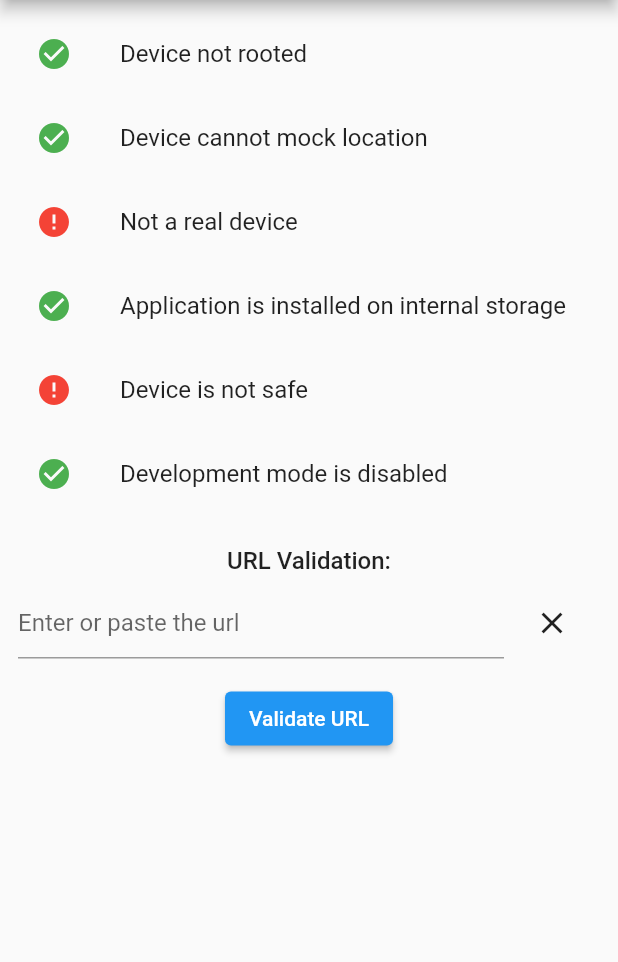
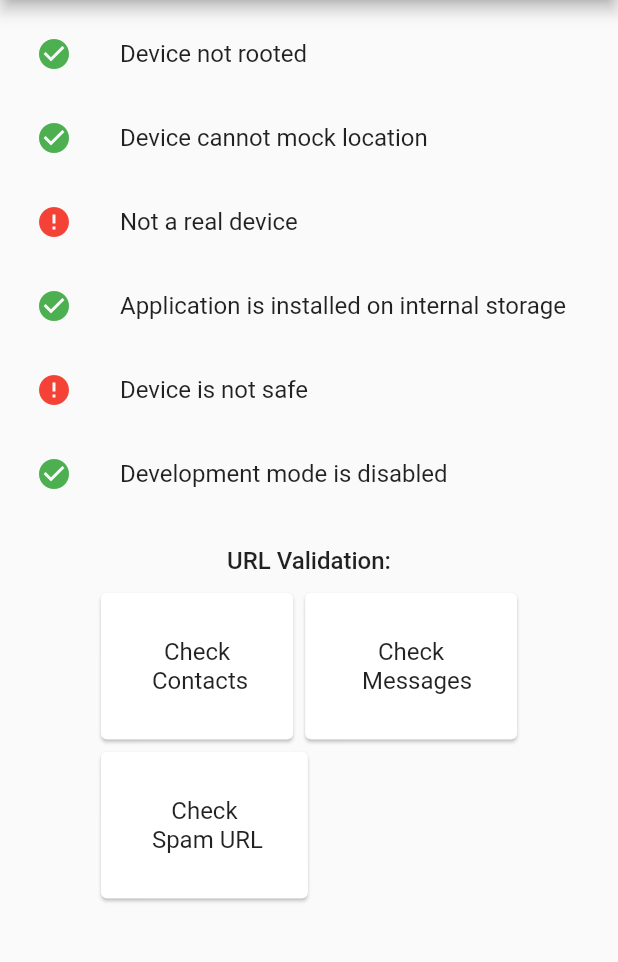
Before and after one commit to Pranay7399/defender, a Flutter app: the HomeScreen screen opened directly, on a phone screen of 412 x 824 dp, the part 84-1046 px from its top. Run offline on Flutter 3.47's test engine with Material 2 defaults, Android fonts, the phone set to English and light mode, and no system bars; our stand-ins replace contacts_service, country_picker, firebase_auth, firebase_core, flash, get and 2 more; missing offline and left inert: safe_device; accounts and stored records are empty.

Commit message:
Added check for invalid contacts

```diff
--- a/lib/home_screen.dart
+++ b/lib/home_screen.dart
@@ -1,10 +1,12 @@
+import 'package:defender/messages_screen.dart';
 import 'package:defender/sailor.dart';
+import 'package:defender/contacts_screen.dart';
 import 'package:defender/splash_screen.dart';
+import 'package:defender/url_validation_screen.dart';
 import 'package:firebase_auth/firebase_auth.dart';
 import 'package:flutter/material.dart';
 import 'package:location/location.dart';
 import 'package:safe_device/safe_device.dart';
-import 'package:url_launcher/url_launcher_string.dart';
 
 class HomeScreen extends StatefulWidget {
   const HomeScreen({super.key});
@@ -14,8 +16,6 @@ class HomeScreen extends StatefulWidget {
 }
 
 class _HomeScreenState extends State<HomeScreen> {
-  final TextEditingController _urlController = TextEditingController();
-  final GlobalKey<ScaffoldState> _scaffoldKey = GlobalKey<ScaffoldState>();
   final Location location = Location();
 
   bool isJailBroken = false;
@@ -44,12 +44,6 @@ class _HomeScreenState extends State<HomeScreen> {
     } catch (error) {
       print(error);
     }
-    isJailBroken = isJailBroken;
-    canMockLocation = canMockLocation;
-    isRealDevice = isRealDevice;
-    isOnExternalStorage = isOnExternalStorage;
-    isSafeDevice = isSafeDevice;
-    isDevelopmentModeEnable = isDevelopmentModeEnable;
     setState(() {});
   }
 
@@ -171,49 +165,61 @@ class _HomeScreenState extends State<HomeScreen> {
                     'URL Validation:',
                     style: TextStyle(fontSize: 16, fontWeight: FontWeight.w500),
                   ),
-                  Row(
-                    children: [
-                      Expanded(
-                        child: TextFormField(
-                            controller: _urlController,
-                            decoration: const InputDecoration(
-                                hintText: 'Enter or paste the url')),
-                      ),
-                      Padding(
-                        padding: const EdgeInsets.all(8.0),
-                        child: IconButton(
-                            onPressed: () {
-                              setState(() {
-                                _urlController.text = '';
-                              });
-                            },
-                            icon: const Icon(Icons.clear)),
-                      )
-                    ],
-                  ),
                   const SizedBox(
                     height: 8,
                   ),
-                  ElevatedButton(
-                      onPressed: () async {
-                        String url = _urlController.text;
-                        print('URL: ' + url);
-                        if (url.isNotEmpty) {
-                          if (await canLaunchUrlString(url)) {
-                            await launchUrlString(url);
-                          } else {
-                            ScaffoldMessenger.of(context)
-                                .showSnackBar(const SnackBar(
-                              backgroundColor: Colors.red,
-                              content: Text(
-                                'Invalid URL',
-                                style: TextStyle(color: Colors.white),
-                              ),
-                            ));
-                          }
-                        }
-                      },
-                      child: const Text('Validate URL'))
+                  Wrap(
+                    children: [
+                      GestureDetector(
+                        onTap: () {
+                          Sailor.push(const ContactsScreen());
+                        },
+                        child: const Card(
+                          child: Padding(
+                            padding: EdgeInsets.all(30.0),
+                            child: Text(
+                              'Check \n Contacts',
+                              textAlign: TextAlign.center,
+                              style: TextStyle(
+                                  fontSize: 16, fontWeight: FontWeight.w400),
+                            ),
+                          ),
+                        ),
+                      ),
+                      GestureDetector(
+                        onTap: () {
+                          Sailor.push(const MessagesScreen());
+                        },
+                        child: const Card(
+                          child: Padding(
+                            padding: EdgeInsets.all(30.0),
+                            child: Text(
+                              'Check \n  Messages',
+                              textAlign: TextAlign.center,
+                              style: TextStyle(
+                                  fontSize: 16, fontWeight: FontWeight.w400),
+                            ),
+                          ),
+                        ),
+                      ),
+                      GestureDetector(
+                        onTap: () {
+                          Sailor.push(const UrlValidationScreen());
+                        },
+                        child: const Card(
+                          child: Padding(
+                            padding: EdgeInsets.all(30.0),
+                            child: Text(
+                              'Check \n Spam URL',
+                              style: TextStyle(
+                                  fontSize: 16, fontWeight: FontWeight.w400),
+                              textAlign: TextAlign.center,
+                            ),
+                          ),
+                        ),
+                      ),
+                    ],
+                  ),
                 ],
               ),
             ),
--- a/pubspec.yaml
+++ b/pubspec.yaml
@@ -46,6 +46,8 @@ dependencies:
   get: ^4.6.5
   flash: ^2.0.5
   country_picker: ^2.0.17
+  permission_handler: ^10.2.0
+  contacts_service: ^0.6.3
 
 dev_dependencies:
   flutter_test:
```
Also changed, not shown: lib/contacts_screen.dart (added, +121 -0 lines), lib/messages_screen.dart (added, +24 -0 lines), lib/url_validation_screen.dart (added, +89 -0 lines), pubspec.lock, 3 other files.
